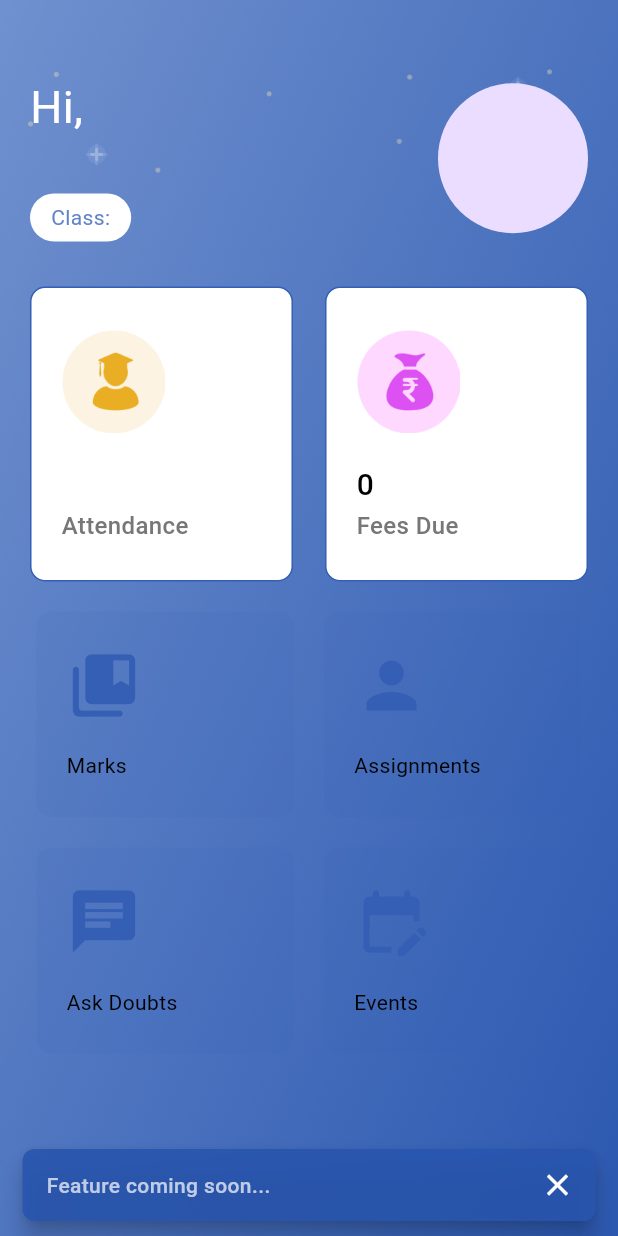
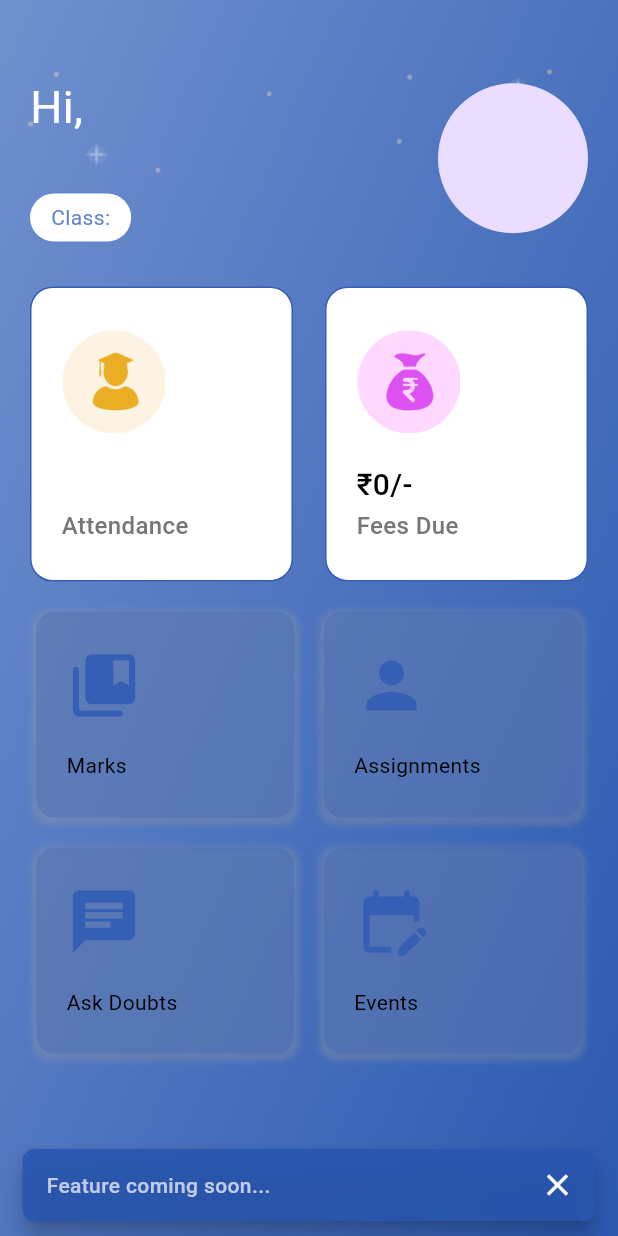
Before and after one commit to Rohanranga/school_erp, a Flutter app: the HomeScreen screen opened directly, after a tap on "Marks", on a phone screen of 412 x 824 dp. Run offline on Flutter 3.47's test engine with Material 3 defaults, Android fonts, the phone set to English and light mode, and no system bars; drawn by our look-alikes of zoom_tap_animation; our stand-ins replace animate_do, bloc, cloud_firestore, dropdown_button2, equatable, file_picker and 11 more; missing offline and left inert: page_animation_transition, razorpay_flutter; accounts and stored records are empty.

```diff
--- a/lib/reusable_widgets/home_screen_cards/master_card.dart
+++ b/lib/reusable_widgets/home_screen_cards/master_card.dart
@@ -21,7 +21,7 @@ class HomeScreenMasterCard extends StatelessWidget {
       width: MediaQuery.of(context).size.width / 2.35,
       decoration: BoxDecoration(
         color: Colors.white,
-        borderRadius: BorderRadius.circular(10.0),
+        borderRadius: BorderRadius.circular(15.0),
         border: Border.all(
           color: const Color(0xFF345FB4),
         ),
--- a/lib/reusable_widgets/home_screen_cards/small_card.dart
+++ b/lib/reusable_widgets/home_screen_cards/small_card.dart
@@ -23,9 +23,15 @@ class HomeScreenSmallCard extends StatelessWidget {
         height: MediaQuery.of(context).size.width / 3,
         padding: const EdgeInsets.all(20.0),
         decoration: BoxDecoration(
-          color: const Color(0xFF345FB4).withOpacity(0.1),
-          borderRadius: BorderRadius.circular(10.0),
-        ),
+            color: const Color(0xFF345FB4).withOpacity(0.3),
+            borderRadius: BorderRadius.circular(12.0),
+            boxShadow: [
+              BoxShadow(
+                  blurRadius: 3,
+                  color: Colors.grey.withOpacity(0.3),
+                  spreadRadius: 3,
+                  offset: Offset(0, 2))
+            ]),
         child: Tooltip(
           preferBelow: true,
           message: tooltext,
--- a/lib/screens/fees_due_screen.dart
+++ b/lib/screens/fees_due_screen.dart
@@ -5,8 +5,6 @@ import 'package:flutter/cupertino.dart';
 import 'package:flutter/material.dart';
 import 'package:hive/hive.dart';
 import 'package:razorpay_flutter/razorpay_flutter.dart';
-import 'package:school_erp/constants/colors.dart';
-import 'package:pdf/pdf.dart';
 import 'package:pdf/widgets.dart' as pw;
 import 'package:path_provider/path_provider.dart';
 import 'package:permission_handler/permission_handler.dart';
--- a/lib/screens/login_screens/user_screen.dart
+++ b/lib/screens/login_screens/user_screen.dart
@@ -3,9 +3,7 @@ import 'package:cloud_firestore/cloud_firestore.dart';
 import 'package:firebase_auth/firebase_auth.dart';
 import 'package:flutter/material.dart';
 import 'package:loading_indicator/loading_indicator.dart';
-import 'package:school_erp/screens/Teacher_screens.dart/teacher_create_account.dart';
 import 'package:school_erp/screens/Teacher_screens.dart/teacher_home_screen.dart';
-import 'package:school_erp/screens/login_screens/signup_screen.dart';
 import 'package:school_erp/screens/student_screens/home_screen.dart';
 
 class UserScreen extends StatefulWidget {
@@ -108,6 +106,7 @@ class _UserScreenState extends State<UserScreen> {
                 const SnackBar(content: Text("User  not found")),
               );
             } else {
+              // ignore: use_build_context_synchronously
               ScaffoldMessenger.of(context).showSnackBar(
                 SnackBar(content: Text("Login failed: $e")),
               );
--- a/lib/screens/student_screens/home_screen.dart
+++ b/lib/screens/student_screens/home_screen.dart
@@ -2,15 +2,17 @@ import 'package:animate_do/animate_do.dart';
 import 'package:cloud_firestore/cloud_firestore.dart';
 import 'package:firebase_auth/firebase_auth.dart';
 import 'package:flutter/material.dart';
-import 'package:hive/hive.dart';
+import 'package:page_animation_transition/animations/bottom_to_top_faded_transition.dart';
+import 'package:page_animation_transition/animations/fade_animation_transition.dart';
+import 'package:page_animation_transition/page_animation_transition.dart';
 import 'package:school_erp/screens/ask_doubt_screen.dart';
 import 'package:school_erp/screens/assignment_screen.dart';
 import 'package:school_erp/screens/attendance/attendance_screen.dart';
 import 'package:school_erp/screens/events/events_screen.dart';
 import 'package:school_erp/screens/fees_due_screen.dart';
 import 'package:school_erp/screens/student_screens/settings_screen.dart';
+import 'package:zoom_tap_animation/zoom_tap_animation.dart';
 
-import '../../model/user_model.dart';
 import '../../reusable_widgets/home_screen_cards/master_card.dart';
 import '../../reusable_widgets/home_screen_cards/small_card.dart';
 
@@ -26,7 +28,7 @@ class _HomeScreenState extends State<HomeScreen> {
   String enrollmentNumber = '';
   String classyear = '';
   String _profileImageUrl = '';
-  String _attendance = '';
+  // String _attendance = '';
   String _feesDue = '';
   String _section = '';
 
@@ -144,14 +146,14 @@ class _HomeScreenState extends State<HomeScreen> {
                             ),
                           ],
                         ),
-                        GestureDetector(
+                        ZoomTapAnimation(
+                          child: GestureDetector(
                             onTap: () {
-                            Navigator.push(
-                              context,
-                              MaterialPageRoute(
-                                builder: (_) => const SettingsScreen(),
-                              ),
-                            );
+                              Navigator.of(context).push(
+                                  PageAnimationTransition(
+                                      page: const SettingsScreen(),
+                                      pageAnimationType:
+                                          FadeAnimationTransition()));
                             },
                             child: ZoomIn(
                               child: CircleAvatar(
@@ -159,6 +161,7 @@ class _HomeScreenState extends State<HomeScreen> {
                                 backgroundImage: _profileImageUrl.isNotEmpty
                                     ? NetworkImage(_profileImageUrl)
                                     : null,
+                              ),
                             ),
                           ),
                         )
@@ -173,14 +176,14 @@ class _HomeScreenState extends State<HomeScreen> {
                         Row(
                           mainAxisAlignment: MainAxisAlignment.spaceBetween,
                           children: [
-                            GestureDetector(
+                            ZoomTapAnimation(
+                              child: GestureDetector(
                                 onTap: () {
-                                Navigator.push(
-                                  context,
-                                  MaterialPageRoute(
-                                    builder: (_) => const AttendanceScreen(),
-                                  ),
-                                );
+                                  Navigator.of(context).push(
+                                      PageAnimationTransition(
+                                          page: const AttendanceScreen(),
+                                          pageAnimationType:
+                                              FadeAnimationTransition()));
                                 },
                                 child: BounceInLeft(
                                   child: const HomeScreenMasterCard(
@@ -190,20 +193,22 @@ class _HomeScreenState extends State<HomeScreen> {
                                   ),
                                 ),
                               ),
+                            ),
                             BounceInRight(
+                              child: ZoomTapAnimation(
                                 child: GestureDetector(
                                   onTap: () {
-                                  Navigator.push(
-                                    context,
-                                    MaterialPageRoute(
-                                      builder: (_) => FeesDueScreen(),
-                                    ),
-                                  );
+                                    Navigator.of(context).push(
+                                        PageAnimationTransition(
+                                            page: const FeesDueScreen(),
+                                            pageAnimationType:
+                                                FadeAnimationTransition()));
                                   },
                                   child: HomeScreenMasterCard(
-                                  feespending: _feesDue,
+                                    feespending: '₹$_feesDue/-',
                                     tooltext: 'Check your fee due here',
                                     attendance: false,
+                                  ),
                                 ),
                               ),
                             ),
@@ -217,6 +222,7 @@ class _HomeScreenState extends State<HomeScreen> {
                           spacing: 20.0,
                           children: [
                             BounceInDown(
+                              child: ZoomTapAnimation(
                                 child: HomeScreenSmallCard(
                                   text: '',
                                   tooltext:
@@ -247,46 +253,47 @@ class _HomeScreenState extends State<HomeScreen> {
                                   },
                                 ),
                               ),
+                            ),
                             BounceInDown(
+                              child: ZoomTapAnimation(
                                 child: HomeScreenSmallCard(
                                     text: '',
                                     tooltext: 'Submit your assignments here ',
                                     icon: Icons.person,
                                     buttonText: "Assignments",
-                                onTap: () => Navigator.push(
-                                  context,
-                                  MaterialPageRoute(
-                                    builder: (_) => const AssignmentScreen(),
-                                  ),
-                                ),
+                                    onTap: () => Navigator.of(context).push(
+                                        PageAnimationTransition(
+                                            page: const AssignmentScreen(),
+                                            pageAnimationType:
+                                                BottomToTopFadedTransition()))),
                               ),
                             ),
                             BounceInUp(
+                              child: ZoomTapAnimation(
                                 child: HomeScreenSmallCard(
                                     text: '',
                                     tooltext: 'Feel free to ask doughts here ',
                                     icon: Icons.chat,
                                     buttonText: "Ask Doubts",
-                                onTap: () => Navigator.push(
-                                  context,
-                                  MaterialPageRoute(
-                                    builder: (_) => const AskDoubtScreen(),
-                                  ),
-                                ),
+                                    onTap: () => Navigator.of(context).push(
+                                        PageAnimationTransition(
+                                            page: const AskDoubtScreen(),
+                                            pageAnimationType:
+                                                BottomToTopFadedTransition()))),
                               ),
                             ),
                             BounceInUp(
+                              child: ZoomTapAnimation(
                                 child: HomeScreenSmallCard(
                                     text: '',
                                     tooltext: 'Checkout all the events here ',
                                     icon: Icons.edit_calendar_rounded,
                                     buttonText: "Events",
-                                onTap: () => Navigator.push(
-                                  context,
-                                  MaterialPageRoute(
-                                    builder: (_) => EventsScreen(),
-                                  ),
-                                ),
+                                    onTap: () => Navigator.of(context).push(
+                                        PageAnimationTransition(
+                                            page: EventsScreen(),
+                                            pageAnimationType:
+                                                BottomToTopFadedTransition()))),
                               ),
                             ),
                           ],
--- a/lib/screens/student_screens/profile_screen.dart
+++ b/lib/screens/student_screens/profile_screen.dart
@@ -5,6 +5,7 @@ import 'package:cloud_firestore/cloud_firestore.dart';
 import 'package:image_picker/image_picker.dart';
 import 'dart:io';
 import 'package:syncfusion_flutter_datepicker/datepicker.dart';
+import 'package:zoom_tap_animation/zoom_tap_animation.dart';
 
 class ProfileScreen extends StatefulWidget {
   const ProfileScreen({super.key});
@@ -260,7 +261,8 @@ class _ProfileScreenState extends State<ProfileScreen> {
           child: Column(
             children: [
               // Profile image
-              GestureDetector(
+              ZoomTapAnimation(
+                child: GestureDetector(
                   onTap: () async {
                     final ImageSource? source = await showDialog<ImageSource>(
                       context: context,
@@ -309,6 +311,7 @@ class _ProfileScreenState extends State<ProfileScreen> {
                         : _profileImageUrl.isNotEmpty
                             ? null
                             : Icon(Icons.add_a_photo, size: 30),
+                  ),
                 ),
               ),
               const SizedBox(height: 20),
--- a/pubspec.yaml
+++ b/pubspec.yaml
@@ -62,6 +62,8 @@ dependencies:
   permission_handler: ^11.3.1
   animate_do: ^3.3.4
   loading_indicator: ^3.1.1
+  page_animation_transition: ^1.0.0
+  zoom_tap_animation: ^1.1.0
 
 
 dev_dependencies:
```
Also changed, not shown: lib/main.dart (+0 -47 lines), pubspec.lock. Lines whose indentation alone changed are shown as unchanged.
